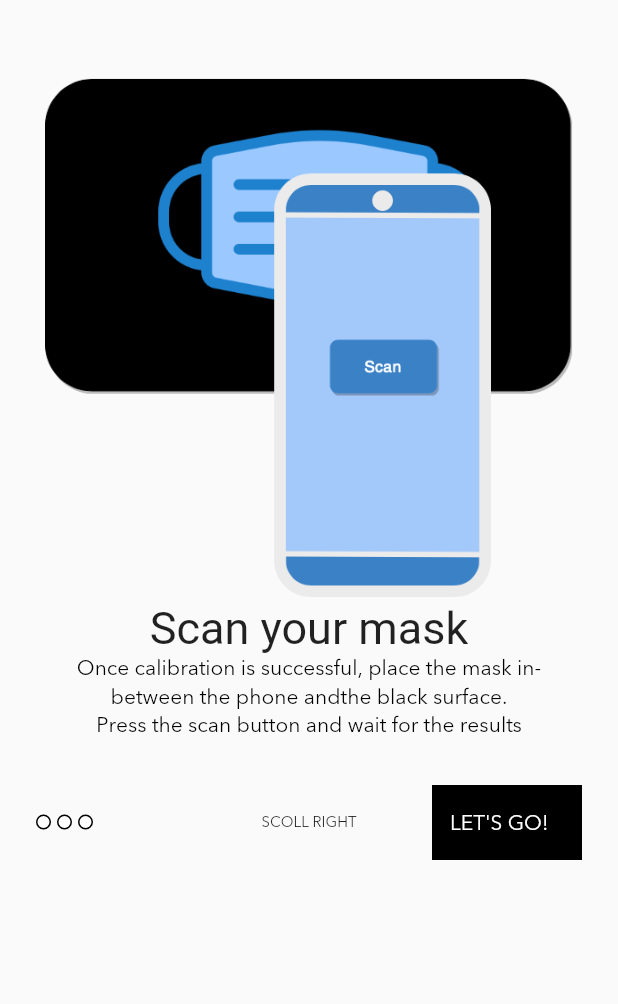
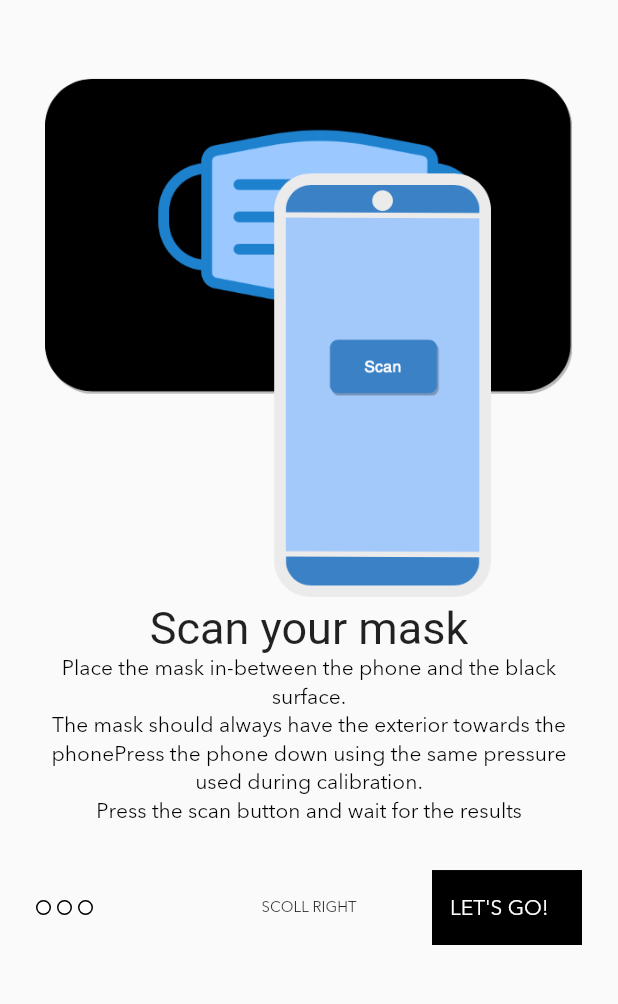
Before and after one commit to danionita/testyourmask, a Flutter app: the screen it shows after launch, swiped to page 4, on a phone screen of 412 x 824 dp, the part 120-1124 px from its top. Run offline on Flutter 3.47's test engine with Material 2 defaults, Android fonts, the phone set to English and light mode, and no system bars; drawn by our look-alikes of carousel_slider; our stand-ins replace sleek_circular_slider; Roboto replaces fonts that are missing (Avenir Bold).

Commit message:
tweaks to intro

```diff
--- a/lib/intro.dart
+++ b/lib/intro.dart
@@ -16,7 +16,7 @@ List<String> title = [
   "Scan your mask"
 ];
 String welcomeString = "This app uses the optical sensor on the back of"
-    "your phone to estimate the quality of your face mask.";
+    "your phone Samsung to estimate the quality of your face mask.";
 String page1String = "1. A dark or shaded area. \n"
     "2. A hard, black surface with as little gloss as possible.\n"
     "3. A Samsung Galaxy Note 4 (or newer) or Samsung Galaxy S6 (or newer).\n"
@@ -26,8 +26,9 @@ String page2String = "First calibrate the sensor by pressing the phone"
     "If calibration is not successful, the surface is too shiny, or you are"
     "not pressing down hard enough.";
 String page3String =
-    "Once calibration is successful, place the mask in-between the phone and"
-    "the black surface.\n"
+    "Place the mask in-between the phone and the black surface.\n"
+    "The mask should always have the exterior towards the phone"
+    "Press the phone down using the same pressure used during calibration.\n"
     "Press the scan button and wait for the results";
 List<String> description = [
   welcomeString,
```
